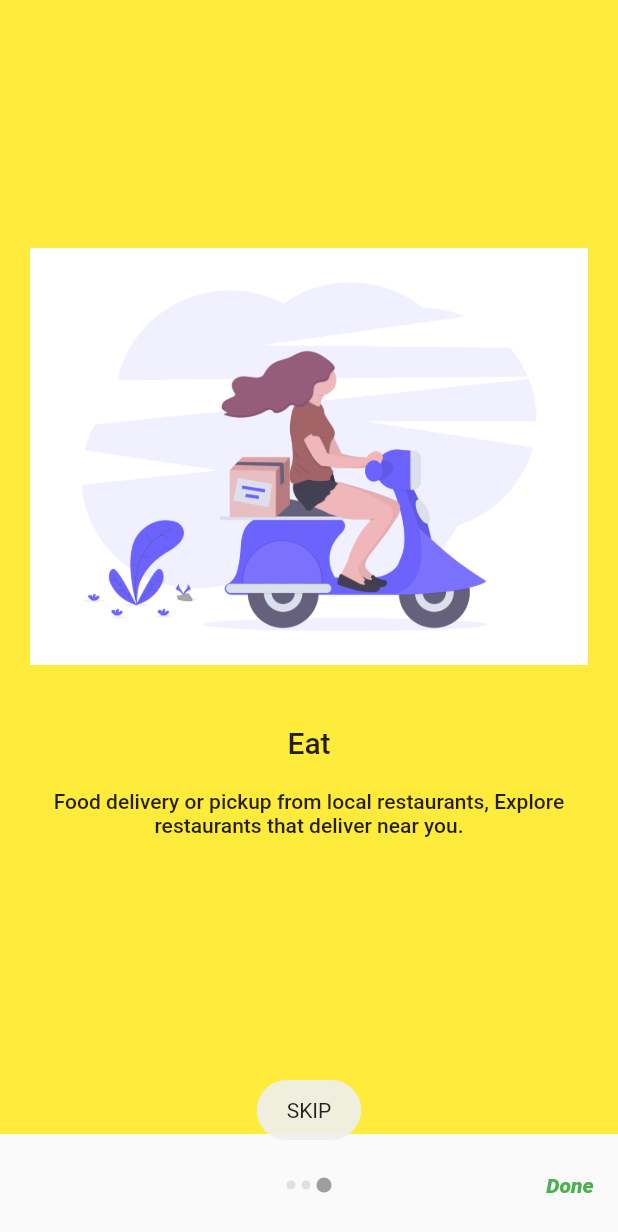
After one commit to LavanDroid/Learning-Flutter, a Flutter app: the MyIntroduction screen opened by its route, after a tap on "Skip", on a phone screen of 412 x 824 dp. The commit adds this screen. Shown: the top 1232 px of the screen. Run offline on Flutter 3.47's test engine with Material 2 defaults, Android fonts, the phone set to English and light mode, and no system bars; our stand-ins replace cached_network_image, dio, fluttertoast, font_awesome_flutter; network calls fail.

Commit message:
Introduction screen

```diff
--- a/lib/constants/app_colors.dart
+++ b/lib/constants/app_colors.dart
@@ -4,6 +4,7 @@ class AppColors {
   static const Color blue = Color(0xff001bff);
   static const Color yellow = Color(0xffffff00);
   static const Color grey = Color(0xfff0f0f0);
+  static const Color scienceBlue = Color(0xff0074e4);
 
   // ? If you wish to use ARGB format
   // Color color1 = HexColor("#ff0fff");
--- a/lib/constants/app_image.dart
+++ b/lib/constants/app_image.dart
@@ -3,4 +3,7 @@ class AppImages {
   static const String icCustomBack = 'assets/images/ic_custom_back.png';
   static const String icModel = 'assets/images/model.png';
   static const String bgSplash = 'assets/images/jvp_splash.png';
+  static const String bgIntroOne = 'assets/images/intro_one.png';
+  static const String bgIntroTwo = 'assets/images/intro_two.png';
+  static const String bgIntroThree = 'assets/images/intro_three.png';
 }
--- a/lib/constants/app_route.dart
+++ b/lib/constants/app_route.dart
@@ -16,5 +16,6 @@ class AppRoutes {
   static const String textview = '/textview';
   static const String expansionTile = '/expansion_tile';
   static const String slider = '/slider';
+  static const String introduction = '/intro';
   // static const String toast = '/toast';
 }
--- a/lib/home/home.dart
+++ b/lib/home/home.dart
@@ -62,7 +62,7 @@ class _HomeState extends State<Home> with AppBase {
               child: Icon(
                 Icons.camera,
                 size: 55.0,
-                color: AppColors.grey,
+                color: AppColors.blue,
                 // color: Colors.red.withOpacity(1),
                 //color: Color.fromRGBO(252, 186, 3, 0.5),
                 // color: Color(0xffffffff),
@@ -136,8 +136,7 @@ class _HomeState extends State<Home> with AppBase {
     switch (item.id) {
       case 1: //Button
         {
-          navigateTo(mContext, AppRoutes.button,
-              data: 'Data from home \u265A');
+          navigateTo(mContext, AppRoutes.button, data: 'Data from home \u265A');
           break;
         }
       case 2: // Toast
@@ -217,6 +216,11 @@ class _HomeState extends State<Home> with AppBase {
           navigateTo(mContext, AppRoutes.slider);
           break;
         }
+        case 16: // Introduction
+        {
+          navigateTo(mContext, AppRoutes.introduction);
+          break;
+        }
       default:
         {
           appPrint(
--- a/lib/model/main_model.dart
+++ b/lib/model/main_model.dart
@@ -70,5 +70,9 @@ class CatalogModel {
       name: 'Slider (SeekBar)',
       id: 15,
     ),
+    MainModel(
+      name: 'Introduction',
+      id: 16,
+    ),
   ];
 }
--- a/lib/routes/route_generator.dart
+++ b/lib/routes/route_generator.dart
@@ -8,6 +8,7 @@ import 'package:flutter_demo/screens/custom_appbar/my_appbar.dart';
 import 'package:flutter_demo/screens/dialog/my_dialog.dart';
 import 'package:flutter_demo/screens/dropdown/my_dropdown.dart';
 import 'package:flutter_demo/screens/expansion_tile/expansion_tile.dart';
+import 'package:flutter_demo/screens/intro/intro.dart';
 import 'package:flutter_demo/screens/listview/my_listview.dart';
 import 'package:flutter_demo/screens/popup_menu/my_popup_menu.dart';
 import 'package:flutter_demo/screens/radio_button/my_radio.dart';
@@ -119,6 +120,11 @@ class RouteGenerator {
           builder: (_) => const MySlider(),
         );
 
+        case AppRoutes.introduction:
+        return MaterialPageRoute(
+          builder: (_) => const MyIntroduction(),
+        );
+
       default:
         // If there is no such named route in the switch statement, e.g. /third
         return _errorRoute();
--- a/lib/screens/dialog/my_dialog.dart
+++ b/lib/screens/dialog/my_dialog.dart
@@ -250,7 +250,7 @@ class _MyDialogState extends State<MyDialog> with AppBase {
           );
         },
         transitionDuration: const Duration(milliseconds: 200),
-        barrierDismissible: true,
+        barrierDismissible: false,
         barrierColor: Colors.black45,
         barrierLabel: '',
         context: context,
--- /dev/null
+++ b/lib/screens/intro/intro.dart
@@ -0,0 +1,178 @@
+import 'dart:io';
+
+import 'package:flutter/material.dart';
+import 'package:flutter_demo/base/app_base.dart';
+import 'package:flutter_demo/constants/app_colors.dart';
+import 'package:flutter_demo/screens/intro/slide_tile.dart';
+
+import 'slider_model.dart';
+
+class MyIntroduction extends StatefulWidget {
+  const MyIntroduction({Key? key}) : super(key: key);
+
+  @override
+  _MyIntroductionState createState() => _MyIntroductionState();
+}
+
+class _MyIntroductionState extends State<MyIntroduction> with AppBase {
+  late List<SliderModel> mIntroList = [];
+  late int slideIndex = 0;
+  late PageController controller;
+
+  @override
+  void initState() {
+    super.initState();
+    init();
+  }
+
+  Future init() async {
+    controller = PageController();
+    setState(() => mIntroList = introList);
+  }
+
+  @override
+  Widget build(BuildContext context) {
+    return Scaffold(
+        backgroundColor: Colors.yellow,
+        body: SizedBox(
+          height: getScreenHeight(context) - 100,
+          child: PageView(
+            controller: controller,
+            onPageChanged: (idx) => setState(
+              () => slideIndex = idx,
+            ),
+            children: <Widget>[
+              SlideTile(
+                imagePath: mIntroList[0].imageAssetPath,
+                title: mIntroList[0].title,
+                desc: mIntroList[0].desc,
+              ),
+              SlideTile(
+                imagePath: mIntroList[1].imageAssetPath,
+                title: mIntroList[1].title,
+                desc: mIntroList[1].desc,
+              ),
+              SlideTile(
+                imagePath: mIntroList[2].imageAssetPath,
+                title: mIntroList[2].title,
+                desc: mIntroList[2].desc,
+              ),
+            ],
+          ),
+        ),
+
+        //? Bottom Style One
+        /*
+      bottomSheet: slideIndex != 2
+          ? Container(
+              margin: const EdgeInsets.symmetric(vertical: 10),
+              child: Row(
+                mainAxisAlignment: MainAxisAlignment.spaceBetween,
+                children: <Widget>[
+                  buildSkipButton(),
+                  Row(
+                    children: [
+                      for (int i = 0; i < (mIntroList.length); i++)
+                        i == slideIndex
+                            ? _buildPageIndicator(true)
+                            : _buildPageIndicator(false),
+                    ],
+                  ),
+                  buildNextButton(),
+                ],
+              ),
+            )
+          : buildGetStarted(),
+          */
+
+        //? Bottom Style Two
+        bottomSheet: Container(
+          margin: const EdgeInsets.symmetric(vertical: 10),
+          child: Row(
+            mainAxisAlignment: MainAxisAlignment.spaceBetween,
+            children: <Widget>[
+              buildSkipButton(),
+              Row(
+                children: [
+                  for (int i = 0; i < (mIntroList.length); i++)
+                    i == slideIndex
+                        ? _buildPageIndicator(true)
+                        : _buildPageIndicator(false),
+                ],
+              ),
+              slideIndex != 2 ? buildNextButton() : buildDoneButton(),
+            ],
+          ),
+        ));
+  }
+
+  Widget buildSkipButton() => Visibility(
+        visible: slideIndex != 2,
+        maintainState: true,
+        maintainAnimation: true,
+        maintainSize: true,
+        child: TextButton(
+            child: const Text(
+              'Skip',
+              style: TextStyle(
+                  color: AppColors.scienceBlue, fontWeight: FontWeight.w600),
+            ),
+            onPressed: () {
+              controller.animateToPage(2,
+                  duration: const Duration(milliseconds: 250),
+                  curve: Curves.linear);
+              showToast('SKIP');
+            }),
+      );
+
+  Widget _buildPageIndicator(bool isCurrentPage) {
+    return Container(
+      margin: const EdgeInsets.symmetric(horizontal: 2.0),
+      height: isCurrentPage ? 10.0 : 6.0,
+      width: isCurrentPage ? 10.0 : 6.0,
+      decoration: BoxDecoration(
+        color: isCurrentPage ? Colors.grey : Colors.grey[300],
+        borderRadius: BorderRadius.circular(12),
+      ),
+    );
+  }
+
+  Widget buildNextButton() => TextButton(
+      child: const Text(
+        'Next',
+        style: TextStyle(
+            color: AppColors.scienceBlue, fontWeight: FontWeight.w600),
+      ),
+      onPressed: () {
+        controller.animateToPage(slideIndex + 1,
+            duration: const Duration(milliseconds: 300), curve: Curves.linear);
+        showToast('NEXT');
+      });
+
+  Widget buildGetStarted() => InkWell(
+        onTap: () {
+          showToast("Get Started Now");
+        },
+        child: Container(
+          height: Platform.isIOS ? 65 : 55,
+          color: Colors.blue,
+          alignment: Alignment.center,
+          child: const Text(
+            "GET STARTED NOW",
+            style: TextStyle(color: Colors.white, fontWeight: FontWeight.w600),
+          ),
+        ),
+      );
+
+  Widget buildDoneButton() => TextButton(
+      child: const Text(
+        'Done',
+        style: TextStyle(
+            color: Colors.green,
+            fontStyle: FontStyle.italic,
+            fontWeight: FontWeight.w800),
+      ),
+      onPressed: () {
+        showToast('Done');
+      });
+}
--- /dev/null
+++ b/lib/screens/intro/slide_tile.dart
@@ -0,0 +1,44 @@
+import 'package:flutter/material.dart';
+
+class SlideTile extends StatelessWidget {
+  final String imagePath, title, desc;
+
+  const SlideTile({
+    Key? key,
+    required this.imagePath,
+    required this.title,
+    required this.desc,
+  }) : super(key: key);
+
+  @override
+  Widget build(BuildContext context) => buildSlideTile();
+
+  Widget buildSlideTile() => Container(
+        padding: const EdgeInsets.symmetric(horizontal: 20),
+        alignment: Alignment.center,
+        child: Column(
+          mainAxisAlignment: MainAxisAlignment.center,
+          children: <Widget>[
+            Image.asset(imagePath),
+            const SizedBox(
+              height: 40.0,
+            ),
+            Text(
+              title,
+              textAlign: TextAlign.center,
+              style:
+                  const TextStyle(fontWeight: FontWeight.w500, fontSize: 20.0),
+            ),
+            const SizedBox(
+              height: 20.0,
+            ),
+            Text(
+              desc,
+              textAlign: TextAlign.center,
+              style:
+                  const TextStyle(fontWeight: FontWeight.w500, fontSize: 14.0),
+            ),
+          ],
+        ),
+      );
+}
--- /dev/null
+++ b/lib/screens/intro/slider_model.dart
@@ -0,0 +1,29 @@
+import 'package:flutter_demo/constants/app_image.dart';
+
+class SliderModel {
+  final String imageAssetPath, title, desc;
+
+  SliderModel(
+      {required this.imageAssetPath, required this.title, required this.desc});
+}
+
+final introList = <SliderModel>[
+  SliderModel(
+    imageAssetPath: AppImages.bgIntroOne,
+    title: 'Search',
+    desc:
+        'Discover Restaurants offering the best fast food food near you on Foodwa',
+  ),
+  SliderModel(
+    imageAssetPath: AppImages.bgIntroTwo,
+    title: 'Order',
+    desc:
+        'Our veggie plan is filled with delicious seasonal vegetables, whole grains, beautiful cheeses and vegetarian proteins',
+  ),
+  SliderModel(
+    imageAssetPath: AppImages.bgIntroThree,
+    title: 'Eat',
+    desc:
+        'Food delivery or pickup from local restaurants, Explore restaurants that deliver near you.',
+  ),
+];
```
Also changed, not shown: assets/images/intro_one.png (added), assets/images/intro_three.png (added), assets/images/intro_two.png (added).
